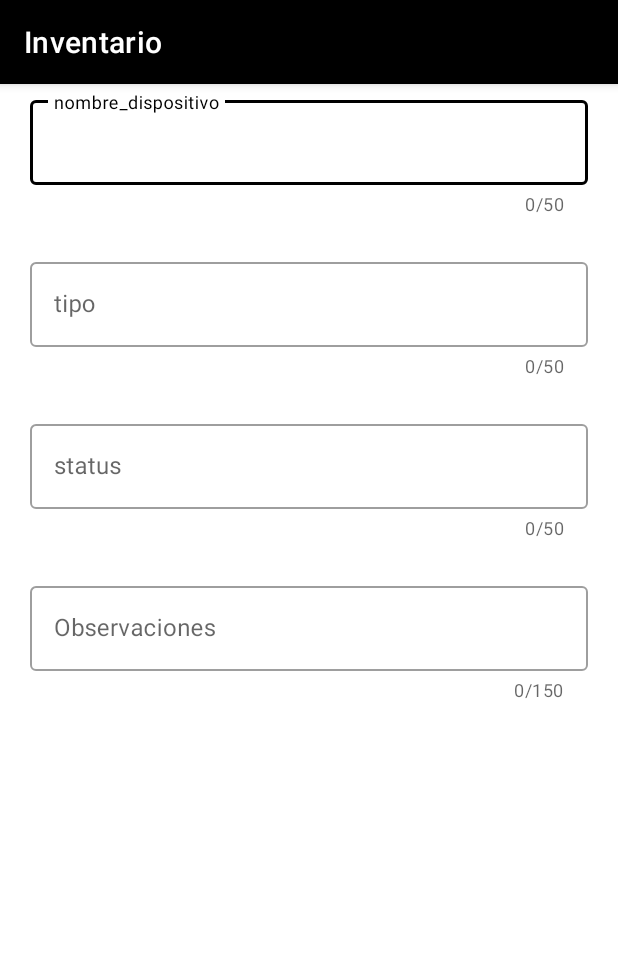
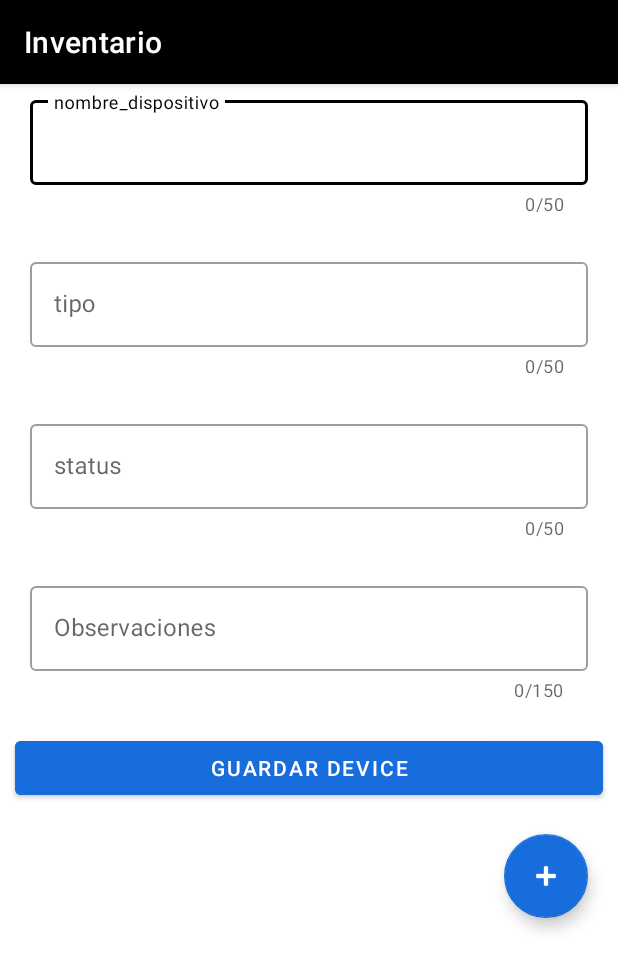
Before and after one commit to VicenteAguileraPerez/AdministracionRedesApp, an Android app: the InventarioFormActivity screen opened directly, with no data from a screen before it, on a phone screen of 412 x 824 dp. Shown: the top 970 px of the screen. Run offline under Robolectric (Android 15) with nearby library versions, the phone set to English and light mode, and no system bars.

Commit message:
[ADD] creacion de boton

```diff
--- a/app/src/main/res/layout/activity_inventario_form.xml
+++ b/app/src/main/res/layout/activity_inventario_form.xml
@@ -119,7 +119,26 @@
                     android:maxLength="150" />
             </com.google.android.material.textfield.TextInputLayout>
 
+            <com.google.android.material.button.MaterialButton
+                android:id="@+id/button_agregar"
+                android:layout_width="match_parent"
+                android:layout_height="wrap_content"
+                android:layout_marginStart="10dp"
+                android:layout_marginEnd="10dp"
+                android:backgroundTint="@color/azul_700"
+                android:text="Guardar device" />
 
+            <com.google.android.material.floatingactionbutton.FloatingActionButton
+                android:id="@+id/fab_mas"
+                android:layout_width="wrap_content"
+                android:layout_height="wrap_content"
+                android:layout_gravity="bottom|end"
+                android:layout_margin="20dp"
+                android:clickable="true"
+                android:focusable="true"
+                android:src="@android:drawable/ic_input_add"
+                app:tint="@color/white"
+                app:backgroundTint="@color/azul_700" />
 
         </LinearLayout>
 
```
